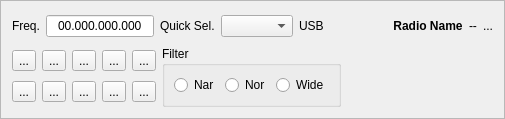
Old version of the form mqt/MqtLogger/rigcontrolframe.ui in the repository zsteva/backup-minos2.
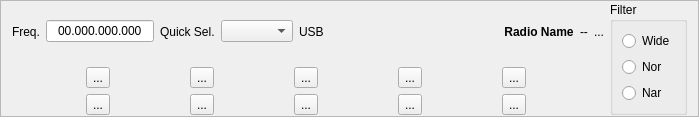
New version of the form. Custom widgets are drawn as their Qt base class.

Commit message: Layout changes to try and compress a little

What changed in the file:
```diff
--- a/mqt/MqtLogger/rigcontrolframe.ui
+++ b/mqt/MqtLogger/rigcontrolframe.ui
@@ -6,8 +6,8 @@
    <rect>
     <x>0</x>
     <y>0</y>
-    <width>505</width>
-    <height>115</height>
+    <width>699</width>
+    <height>117</height>
    </rect>
   </property>
   <property name="windowTitle">
@@ -19,9 +19,15 @@
   <property name="frameShadow">
    <enum>QFrame::Raised</enum>
   </property>
-  <layout class="QHBoxLayout" name="horizontalLayout_5">
+  <layout class="QHBoxLayout" name="horizontalLayout_2">
+   <property name="topMargin">
+    <number>1</number>
+   </property>
+   <property name="bottomMargin">
+    <number>1</number>
+   </property>
    <item>
-    <layout class="QVBoxLayout" name="verticalLayout">
+    <layout class="QVBoxLayout" name="verticalLayout_2">
      <item>
       <layout class="QHBoxLayout" name="horizontalLayout">
        <item>
@@ -72,9 +78,6 @@
            </property>
           </widget>
          </item>
-         <item>
-          <layout class="QHBoxLayout" name="horizontalLayout_3"/>
-         </item>
         </layout>
        </item>
        <item>
@@ -123,16 +126,7 @@
       </layout>
      </item>
      <item>
-      <layout class="QHBoxLayout" name="horizontalLayout_6">
-       <item>
         <layout class="QGridLayout" name="gridLayout">
-         <item row="0" column="4">
-          <widget class="QToolButton" name="memButton5">
-           <property name="text">
-            <string>...</string>
-           </property>
-          </widget>
-         </item>
          <item row="0" column="2">
           <widget class="QToolButton" name="memButton3">
            <property name="text">
@@ -196,6 +190,15 @@
            </property>
           </widget>
          </item>
+       <item row="0" column="4">
+        <widget class="QToolButton" name="memButton5">
+         <property name="text">
+          <string>...</string>
+         </property>
+        </widget>
+       </item>
+      </layout>
+     </item>
         </layout>
        </item>
        <item>
@@ -203,21 +206,7 @@
          <property name="title">
           <string>Filter</string>
          </property>
-         <layout class="QHBoxLayout" name="horizontalLayout_2">
-          <item>
-           <widget class="QRadioButton" name="narRb">
-            <property name="text">
-             <string>Nar</string>
-            </property>
-           </widget>
-          </item>
-          <item>
-           <widget class="QRadioButton" name="normalRb">
-            <property name="text">
-             <string>Nor</string>
-            </property>
-           </widget>
-          </item>
+     <layout class="QVBoxLayout" name="verticalLayout">
           <item>
            <widget class="QRadioButton" name="wideRb">
             <property name="text">
@@ -225,25 +214,22 @@
             </property>
            </widget>
           </item>
-         </layout>
+      <item>
+       <widget class="QRadioButton" name="normalRb">
+        <property name="text">
+         <string>Nor</string>
+        </property>
         </widget>
        </item>
        <item>
-        <spacer name="horizontalSpacer">
-         <property name="orientation">
-          <enum>Qt::Horizontal</enum>
-         </property>
-         <property name="sizeHint" stdset="0">
-          <size>
-           <width>40</width>
-           <height>20</height>
-          </size>
-         </property>
-        </spacer>
-       </item>
-      </layout>
-     </item>
-    </layout>
+       <widget class="QRadioButton" name="narRb">
+        <property name="text">
+         <string>Nar</string>
+        </property>
+       </widget>
+      </item>
+     </layout>
+    </widget>
    </item>
   </layout>
  </widget>
```
Lines whose indentation alone changed are shown as unchanged. The commit also changes 3 other files.
